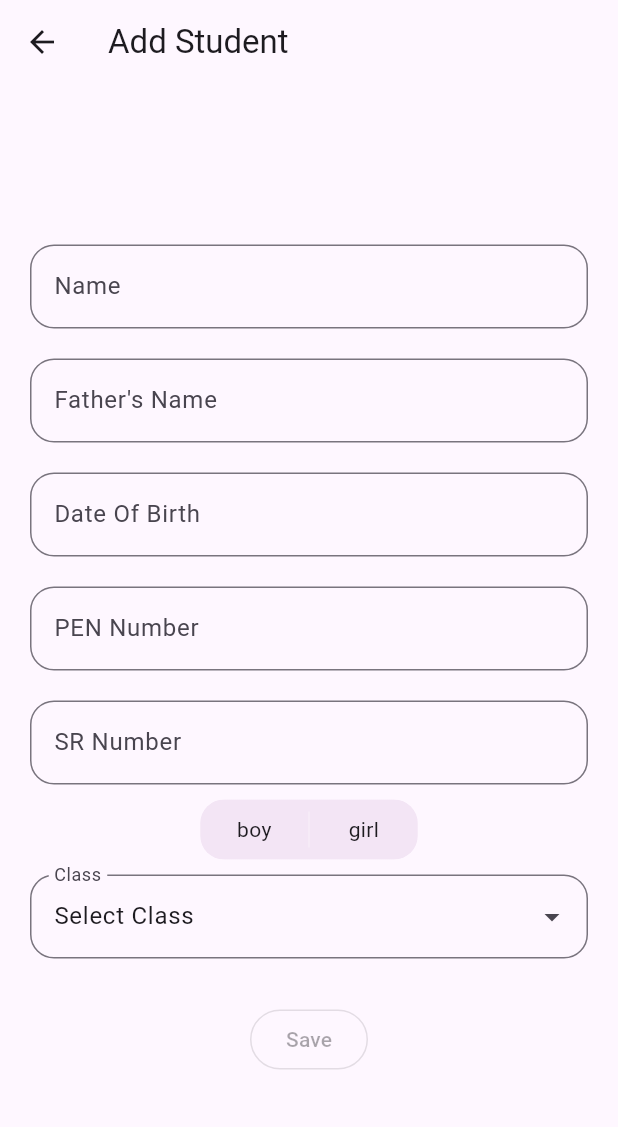
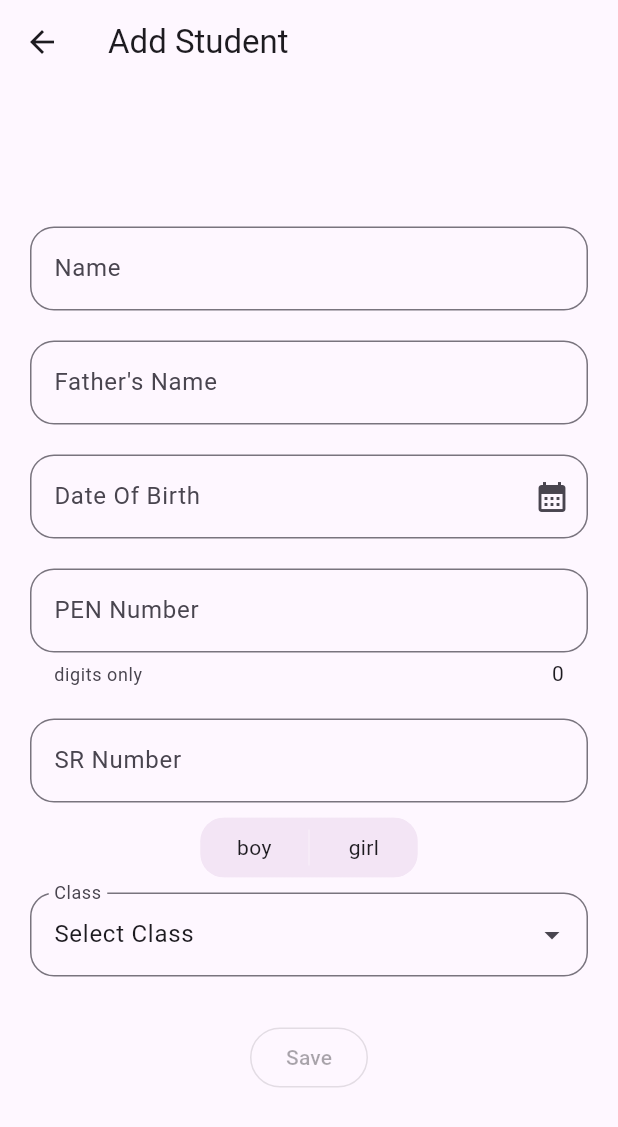
Before and after one commit to ask9027/studentmanagement, a Flutter app: the AddUpdateStudent screen opened directly, on a phone screen of 412 x 824 dp. Shown: the top 1127 px of the screen. Run offline on Flutter 3.47's test engine with Material 3 defaults, Android fonts, the phone set to English and light mode, and no system bars; drawn by our look-alikes of dropdown_textfield, toggle_switch; our stand-ins replace get, pdf, printing, shared_preferences, sqflite; accounts and stored records are empty.

Commit message:
fix dob format

```diff
--- a/lib/pages/add_update.dart
+++ b/lib/pages/add_update.dart
@@ -1,5 +1,8 @@
+import 'package:date_picker_plus/date_picker_plus.dart';
 import 'package:dropdown_textfield/dropdown_textfield.dart';
 import 'package:flutter/material.dart';
+import 'package:flutter/services.dart';
+import 'package:intl/intl.dart';
 import 'package:toggle_switch/toggle_switch.dart';
 
 import '../database/databases.dart';
@@ -26,9 +29,13 @@ class _AddUpdateStudentState extends State<AddUpdateStudent> {
   String genderCont = "";
   int _toggleIndex = -1;
   SingleValueDropDownController classCont = SingleValueDropDownController(
-    data: const DropDownValueModel(name: "Select Class", value: "Select Class"),
+    data: const DropDownValueModel(
+      name: "Select Class",
+      value: "Select Class",
+    ),
   );
   bool isBtnEnable = false;
+  final DateFormat format = DateFormat("yyyy-MM-dd");
 
   @override
   void initState() {
@@ -82,7 +89,8 @@ class _AddUpdateStudentState extends State<AddUpdateStudent> {
     return Scaffold(
       appBar: AppBar(
         title: Text(
-            widget.isAdd! ? "Add Student" : "Update ${widget.student!.name}"),
+          widget.isAdd! ? "Add Student" : "Update ${widget.student!.name}",
+        ),
         actions: widget.isAdd!
             ? null
             : [
@@ -103,7 +111,8 @@ class _AddUpdateStudentState extends State<AddUpdateStudent> {
                               ),
                             ),
                             content: RichText(
-                                text: TextSpan(children: [
+                              text: TextSpan(
+                                children: [
                                   const TextSpan(
                                     text: "Do You want to delete",
                                     style: TextStyle(color: Colors.black),
@@ -116,20 +125,22 @@ class _AddUpdateStudentState extends State<AddUpdateStudent> {
                                   ),
                                   const TextSpan(
                                     text: "?",
-                                style: TextStyle(
-                                  color: Colors.black,
+                                    style: TextStyle(color: Colors.black),
+                                  ),
+                                ],
                               ),
                             ),
-                            ])),
                             actions: [
                               TextButton(
                                 onPressed: () async {
                                   await StudentDBHelper.instance
                                       .deleteStudent(widget.student!.id!)
-                                      .onError((error, stackTrace) => showSnack(
+                                      .onError(
+                                        (error, stackTrace) => showSnack(
                                           context,
                                           error.toString(),
-                                          ));
+                                        ),
+                                      );
                                   if (!context.mounted) return;
                                   Navigator.pop(context);
                                   Navigator.pop(context);
@@ -145,7 +156,8 @@ class _AddUpdateStudentState extends State<AddUpdateStudent> {
                                 onPressed: () {
                                   Navigator.pop(context);
                                 },
-                                  child: const Text("No")),
+                                child: const Text("No"),
+                              ),
                             ],
                           );
                         },
@@ -175,7 +187,9 @@ class _AddUpdateStudentState extends State<AddUpdateStudent> {
               controller: nameCont,
               decoration: const InputDecoration(
                 hintText: "Enter Name",
-                label: Text("Name"),
+                label: Text(
+                  "Name",
+                ),
               ),
               onChanged: (value) => checkFields(),
               textInputAction: TextInputAction.next,
@@ -187,7 +201,9 @@ class _AddUpdateStudentState extends State<AddUpdateStudent> {
               controller: fNameCont,
               decoration: const InputDecoration(
                 hintText: "Enter Father's Name",
-                label: Text("Father's Name"),
+                label: Text(
+                  "Father's Name",
+                ),
               ),
               onChanged: (value) => checkFields(),
               textInputAction: TextInputAction.next,
@@ -197,11 +213,35 @@ class _AddUpdateStudentState extends State<AddUpdateStudent> {
             ),
             TextFormField(
               controller: dobCont,
-              decoration: const InputDecoration(
-                hintText: "Enter DOB(yyyy-mm-dd)",
-                label: Text("Date Of Birth"),
+              readOnly: true,
+              decoration: InputDecoration(
+                hintText: "Enter DOB(yyyy-MM-dd)",
+                label: const Text(
+                  "Date Of Birth",
                 ),
-              onChanged: (value) => checkFields(),
+                suffixIcon: IconButton(
+                  icon: const Icon(
+                    Icons.calendar_month,
+                  ),
+                  onPressed: () {
+                    showDatePickerDialog(
+                      context: context,
+                      maxDate: DateTime.now(),
+                      minDate: DateTime(1900),
+                      selectedDate: dobCont.text.isNotEmpty
+                          ? format.parse(dobCont.text)
+                          : DateTime.now(),
+                    ).then(
+                      (value) {
+                        setState(() {
+                          dobCont.text = format.format(value!);
+                          checkFields();
+                        });
+                      },
+                    );
+                  },
+                ),
+              ),
               textInputAction: TextInputAction.next,
             ),
             const SizedBox(
@@ -209,9 +249,18 @@ class _AddUpdateStudentState extends State<AddUpdateStudent> {
             ),
             TextFormField(
               controller: penNumberCont,
-              decoration: const InputDecoration(
+              maxLength: 11,
+              keyboardType: TextInputType.number,
+              inputFormatters: [
+                FilteringTextInputFormatter.digitsOnly,
+              ],
+              decoration: InputDecoration(
                 hintText: "Enter PEN Number",
-                label: Text("PEN Number"),
+                helperText: "digits only",
+                counter: Text(
+                  "${penNumberCont.text.length}",
+                ),
+                label: const Text("PEN Number"),
               ),
               onChanged: (value) => checkFields(),
               textInputAction: TextInputAction.next,
--- a/pubspec.yaml
+++ b/pubspec.yaml
@@ -45,6 +45,9 @@ dependencies:
   dropdown_textfield: any
   toggle_switch: any
   shared_preferences: any
+  date_picker_plus: any
+  intl: any
+
 dev_dependencies:
   flutter_test:
     sdk: flutter
```
Also changed, not shown: pubspec.lock. Lines whose indentation alone changed are shown as unchanged.
